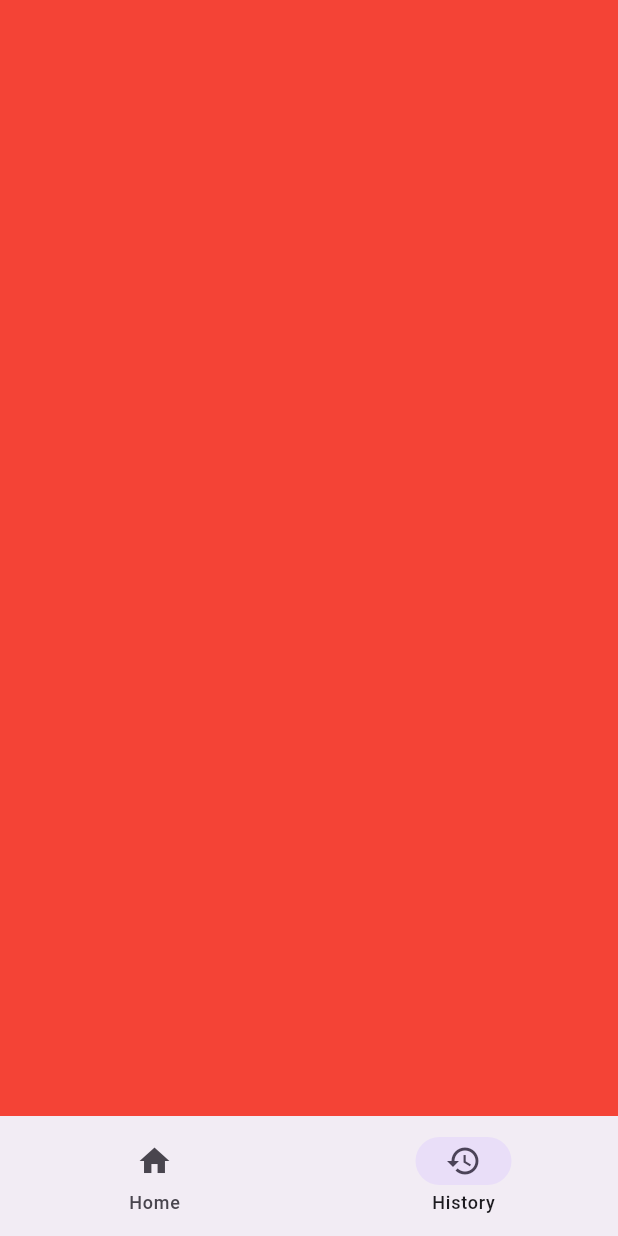
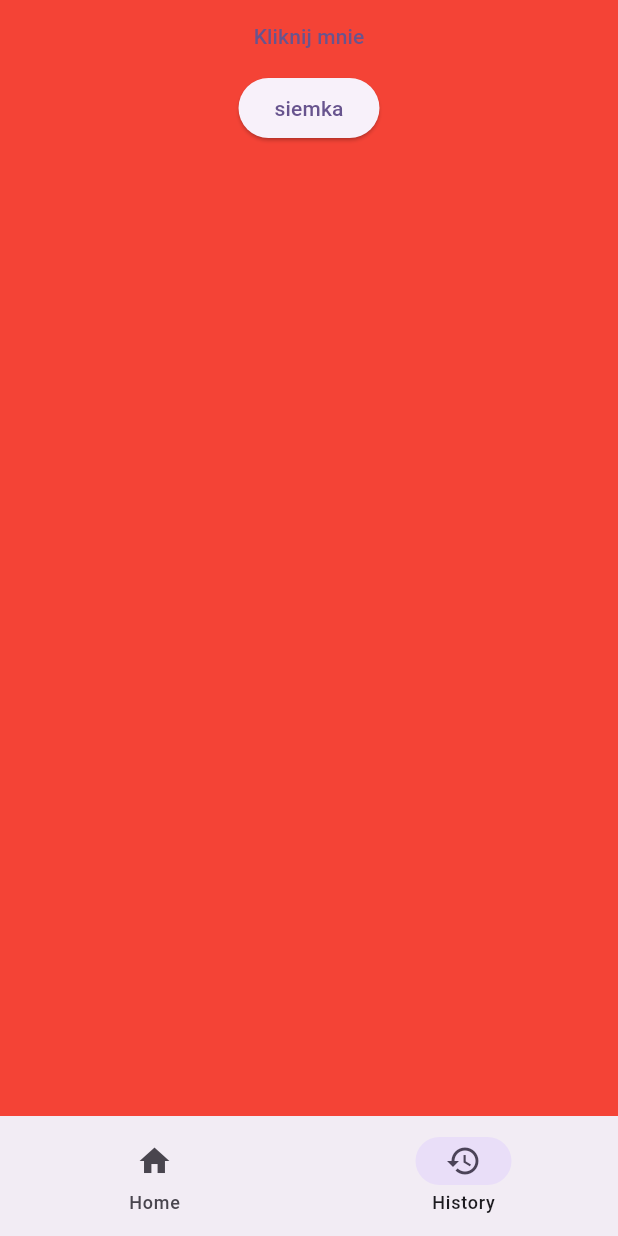
Before and after one commit to Owczany/crazy_places, a Flutter app: the screen it shows after launch, on a phone screen of 412 x 824 dp. Run offline on Flutter 3.47's test engine with Material 3 defaults, Android fonts, the light colour scheme and no system bars; our stand-ins replace audioplayers, geolocator; missing offline and left inert: flutter_osm_plugin.

Commit message:
Filmiki YouTube działają

```diff
--- a/lib/pages/history_page.dart
+++ b/lib/pages/history_page.dart
@@ -1,4 +1,6 @@
 import 'package:flutter/material.dart';
+import 'package:url_launcher/link.dart';
+import 'package:url_launcher/url_launcher.dart';
 
 class HistoryPage extends StatefulWidget {
   const HistoryPage({super.key});
@@ -8,11 +10,33 @@ class HistoryPage extends StatefulWidget {
 }
 
 class _HistoryPageState extends State<HistoryPage> {
+  final websiteUrl = Uri.parse(
+      "https://www.youtube.com/watch?v=wI1IroOdVvE&ab_channel=HeyFlutter%E2%80%A4com");
+  final someUrl = Uri.parse("https://pub.dev/packages/flutter_osm_plugin");
+
   @override
   Widget build(BuildContext context) {
     return Scaffold(
       body: Container(
         color: Colors.red,
+        child: Center(
+          child: Column(
+            children: [
+              Link(
+                uri: websiteUrl,
+                target: LinkTarget.defaultTarget,
+                builder: (context, followLink) => TextButton(
+                  onPressed: followLink,
+                  child: Text("Kliknij mnie"),
+                ),
+              ),
+              ElevatedButton(
+                  onPressed: () =>
+                      launchUrl(someUrl, mode: LaunchMode.externalApplication),
+                  child: Text("siemka"))
+            ],
+          ),
+        ),
       ),
     );
   }
```
Also changed, not shown: lib/classes/components/alert_dialogs/funny_alert.dart (+13 -11 lines), lib/classes/points/funny_point.dart (+0 -10 lines).
